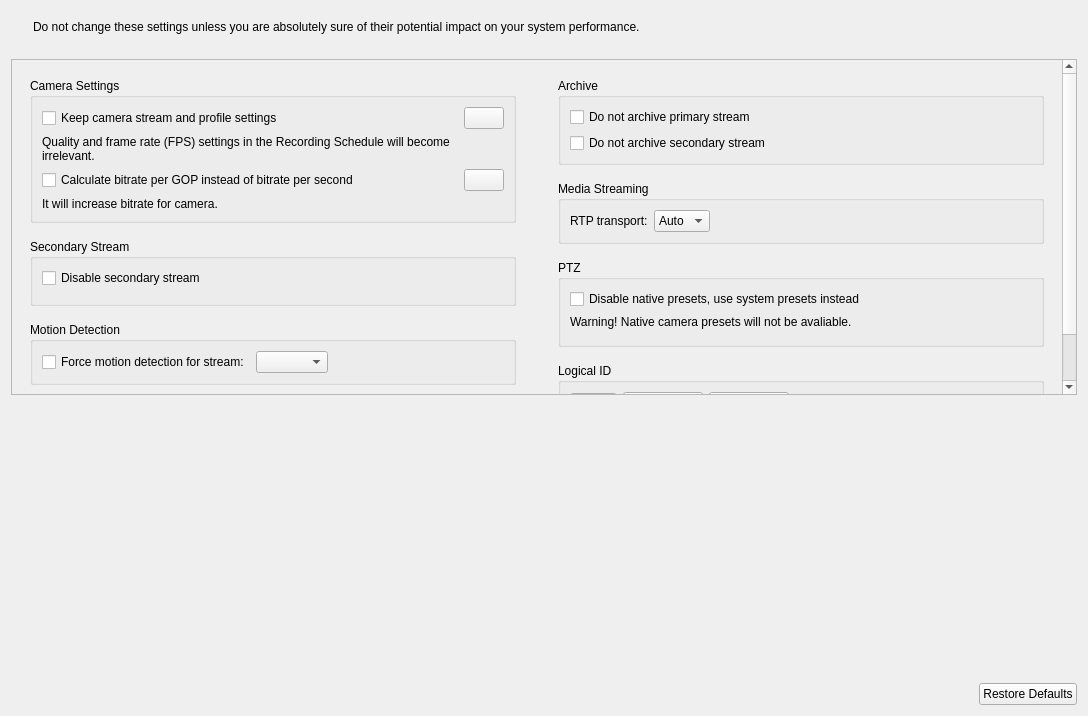
networkoptix/nx_open, file client/nx_client_desktop/src/ui/widgets/properties/expert_settings_widget.ui: the form before one commit.
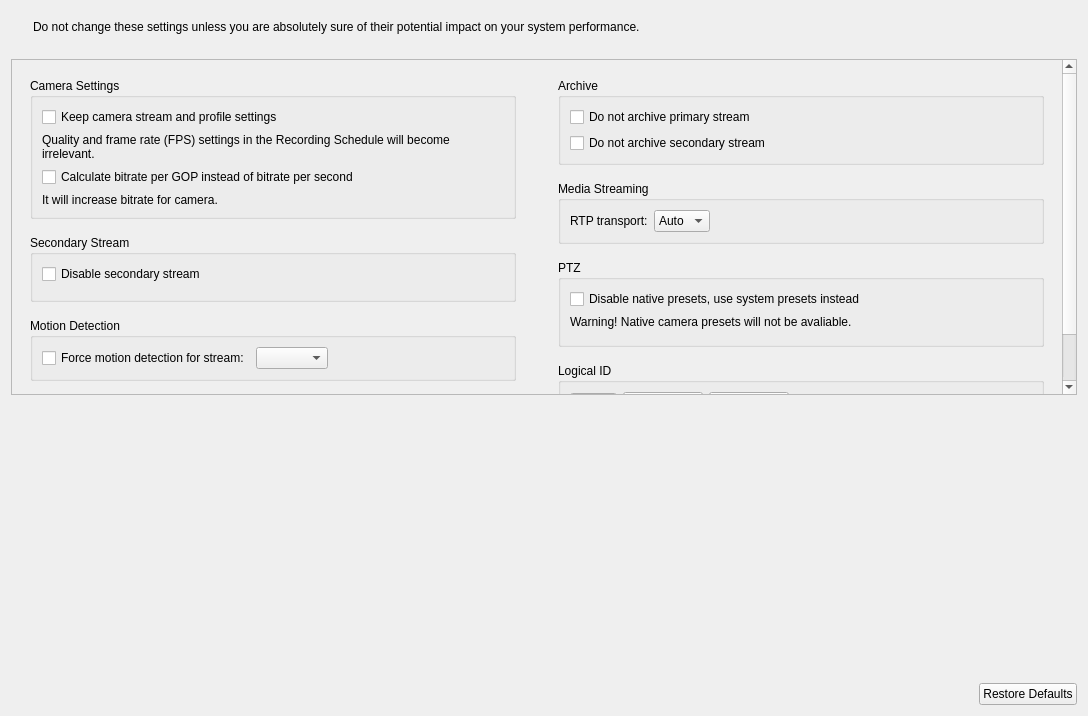
The form after the commit. Custom widgets are drawn as their Qt base class.

The edit to the form file:
```diff
--- a/client/nx_client_desktop/src/ui/widgets/properties/expert_settings_widget.ui
+++ b/client/nx_client_desktop/src/ui/widgets/properties/expert_settings_widget.ui
@@ -59,8 +59,8 @@
        <rect>
         <x>0</x>
         <y>0</y>
-        <width>1034</width>
-        <height>500</height>
+        <width>1051</width>
+        <height>378</height>
        </rect>
       </property>
       <layout class="QHBoxLayout" name="horizontalLayout_5" stretch="1,1">
@@ -83,16 +83,35 @@
             </property>
             <layout class="QVBoxLayout" name="verticalLayout_4">
              <item>
-               <layout class="QHBoxLayout" name="settingsDisableControlLayout" stretch="0,1">
+              <layout class="QHBoxLayout" name="settingsDisableControlLayout" stretch="0,0,1">
                  <item>
                    <widget class="QCheckBox" name="settingsDisableControlCheckBox">
+                 <property name="sizePolicy">
+                  <sizepolicy hsizetype="Preferred" vsizetype="Fixed">
+                   <horstretch>0</horstretch>
+                   <verstretch>0</verstretch>
+                  </sizepolicy>
+                 </property>
                      <property name="text">
                        <string>Keep camera stream and profile settings</string>
                      </property>
                    </widget>
                  </item>
                  <item>
-                   <widget class="nx::client::desktop::HintButton" name="settingsDisableControlHint">
+                <spacer name="horizontalSpacer_3">
+                 <property name="orientation">
+                  <enum>Qt::Horizontal</enum>
+                 </property>
+                 <property name="sizeHint" stdset="0">
+                  <size>
+                   <width>40</width>
+                   <height>20</height>
+                  </size>
+                 </property>
+                </spacer>
+               </item>
+               <item>
+                <widget class="nx::client::desktop::HintButton" name="settingsDisableControlHint" native="true">
                      <property name="sizePolicy">
                        <sizepolicy hsizetype="Fixed" vsizetype="Fixed">
                          <horstretch>0</horstretch>
@@ -114,16 +133,35 @@
               </widget>
              </item>
              <item>
-              <layout class="QHBoxLayout" name="bitratePerGopLayout" stretch="0,1">
+              <layout class="QHBoxLayout" name="bitratePerGopLayout" stretch="0,0,1">
                 <item>
                   <widget class="QCheckBox" name="bitratePerGopCheckBox">
+                 <property name="sizePolicy">
+                  <sizepolicy hsizetype="Preferred" vsizetype="Fixed">
+                   <horstretch>0</horstretch>
+                   <verstretch>0</verstretch>
+                  </sizepolicy>
+                 </property>
                     <property name="text">
                       <string>Calculate bitrate per GOP instead of bitrate per second</string>
                     </property>
                   </widget>
                 </item>
                 <item>
-                  <widget class="nx::client::desktop::HintButton" name="bitratePerGopHint">
+                <spacer name="horizontalSpacer_4">
+                 <property name="orientation">
+                  <enum>Qt::Horizontal</enum>
+                 </property>
+                 <property name="sizeHint" stdset="0">
+                  <size>
+                   <width>40</width>
+                   <height>20</height>
+                  </size>
+                 </property>
+                </spacer>
+               </item>
+               <item>
+                <widget class="nx::client::desktop::HintButton" name="bitratePerGopHint" native="true">
                     <property name="sizePolicy">
                       <sizepolicy hsizetype="Fixed" vsizetype="Fixed">
                         <horstretch>0</horstretch>
@@ -500,7 +538,7 @@
   </customwidget>
   <customwidget>
     <class>nx::client::desktop::HintButton</class>
-    <extends>QPushButton</extends>
+   <extends>QWidget</extends>
     <header location="global">nx/client/desktop/common/widgets/hint_button.h</header>
   </customwidget>
  </customwidgets>
```
Lines whose indentation alone changed are shown as unchanged.
